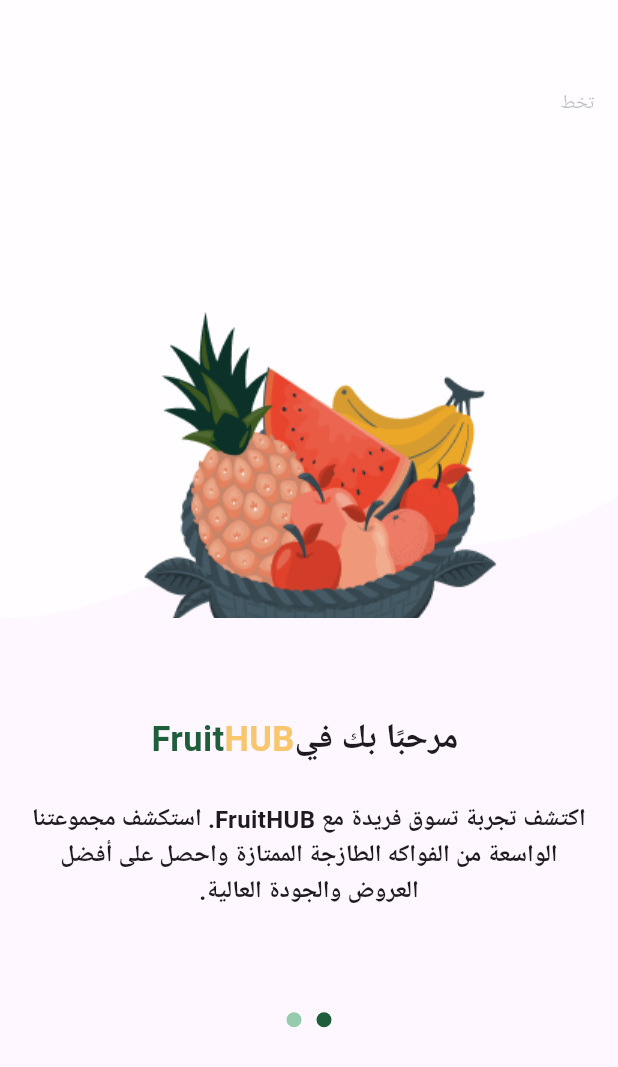
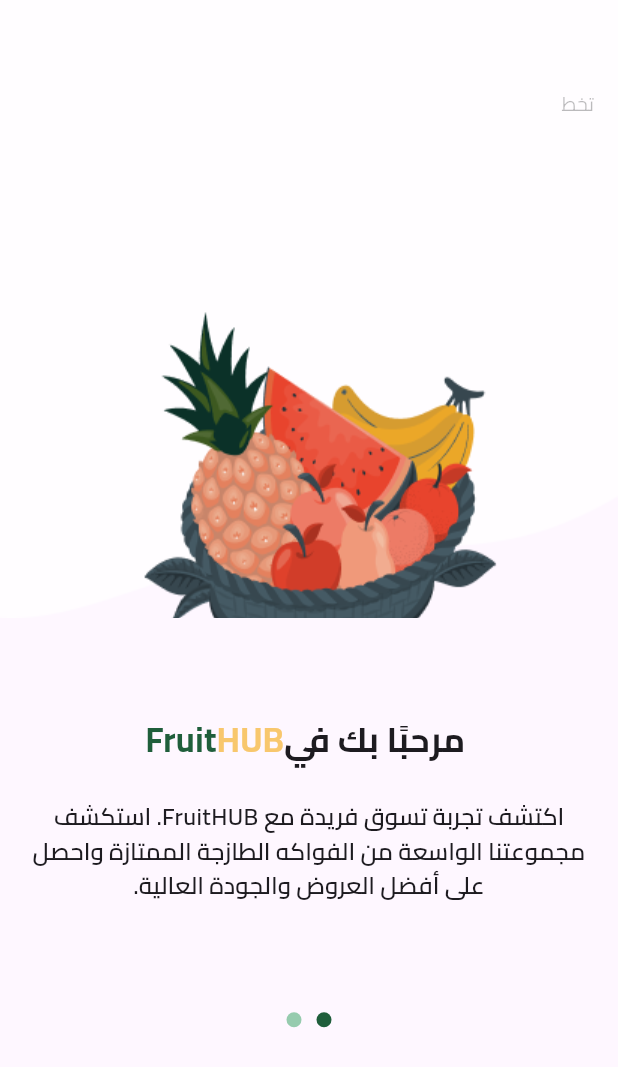
Before and after one commit to Afraym-Herz/E-commerce, a Flutter app: the screen it shows after launch, on a phone screen of 412 x 824 dp. Shown: the top 1067 px of the screen. Run offline on Flutter 3.47's test engine with Material 3 defaults, Android fonts, the phone set to English and light mode, and no system bars.

Commit message:
using visiability widget and add cairo fonts

```diff
--- a/lib/features/on_boarding/presentation/views/widgets/on_boarding_view_body.dart
+++ b/lib/features/on_boarding/presentation/views/widgets/on_boarding_view_body.dart
@@ -1,5 +1,6 @@
 import 'package:e_commerce/constants.dart';
 import 'package:e_commerce/core/widgets/custom_button.dart';
+import 'package:e_commerce/features/login/login_view.dart';
 import 'package:e_commerce/features/on_boarding/presentation/views/widgets/dots_indicator_row.dart';
 import 'package:e_commerce/features/on_boarding/presentation/views/widgets/on_boarding_page_view.dart';
 import 'package:flutter/material.dart';
@@ -36,16 +37,15 @@ class _OnBoardingViewBodyState extends State<OnBoardingViewBody> {
         DotIndicatorsRow(currentPage: _currentPage),
         Visibility(
           visible: _currentPage == 1 ? true : false,
-          child: CustomButton(onPressed: () {}, title: "ابدأ الأن"),
+          maintainAnimation: true ,
+          maintainSize: true,
+          maintainState: true,
+          child: CustomButton(onPressed: (){
+            Navigator.pushReplacementNamed(context, LoginView.routeName);
+          }, title: "ابدأ الأن"),
         ),
         SizedBox(height: MediaQuery.of(context).size.height * 0.05),
-        Visibility(
-          visible: _currentPage == 0 ? true : false,
-          child: Padding(
-            padding: const EdgeInsets.all(kHorizintalPadding),
-            child: SizedBox(height: MediaQuery.of(context).size.height * 0.08),
-          ),
-        ),
+
       ],
     );
   }
--- a/lib/main.dart
+++ b/lib/main.dart
@@ -15,6 +15,9 @@ class FruitHub extends StatelessWidget {
   @override
   Widget build(BuildContext context) {
     return MaterialApp(
+      theme: ThemeData(
+        fontFamily: 'Cairo',
+      ),
       localizationsDelegates: const [
         S.delegate,
         GlobalMaterialLocalizations.delegate,
```
Also changed, not shown: pubspec.yaml (+11 -6 lines), assets/fonts/Cairo-Bold.ttf (added), assets/fonts/Cairo-Medium.ttf (added), assets/fonts/Cairo-Regular.ttf (added), assets/fonts/Cairo-SemiBold.ttf (added).
